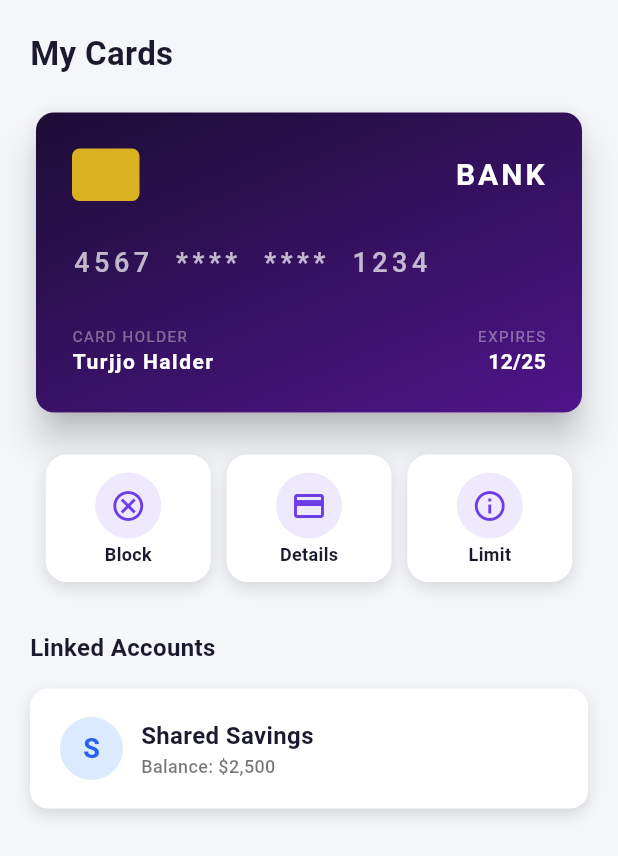
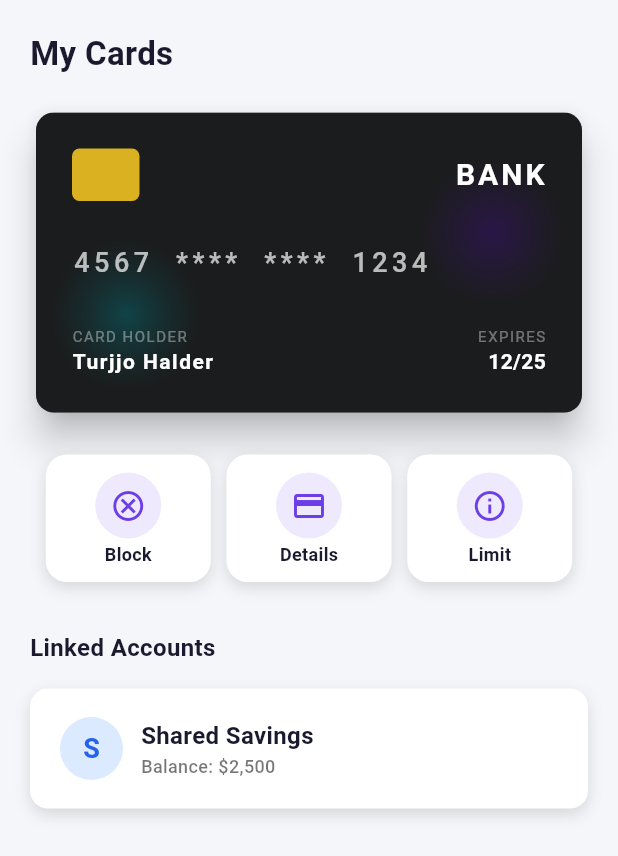
Before and after one commit to TurjjoHalder/assignment-two-flutter-ui-Turjjo_Halder-2222589, a Flutter app: the Cards screen opened directly, on a phone screen of 412 x 824 dp. Shown: the top 856 px of the screen. Run offline on Flutter 3.47's test engine with Material 3 defaults, Android fonts, the phone set to English and light mode, and no system bars.

Commit message:
Now the Bank Card looks similar to the referance design given in figma

```diff
--- a/lib/widgets/bank_card_widget.dart
+++ b/lib/widgets/bank_card_widget.dart
@@ -19,23 +19,63 @@ class BankCardWidget extends StatelessWidget {
   Widget build(BuildContext context) {
     return Card(
       shape: RoundedRectangleBorder(borderRadius: BorderRadius.circular(12)),
+
       elevation: 10,
       child: Container(
         width: double.infinity,
         height: 200,
         decoration: BoxDecoration(
           borderRadius: BorderRadius.circular(12),
-          gradient: const LinearGradient(
-            transform: GradientRotation(.68),
+          color: const Color.fromARGB(192, 35, 41, 43),
+        ),
+        child: Stack(
+          children: [
+            Positioned(
+              top: -20,
+              right: -40,
+              child: Container(
+                width: 200,
+                height: 200,
+                decoration: BoxDecoration(
+                  borderRadius: BorderRadiusDirectional.circular(50),
+                  gradient: RadialGradient(
                     colors: [
-              Color.fromARGB(255, 20, 12, 41),
-              Color.fromARGB(255, 86, 22, 150),
+                      const Color.fromARGB(221, 140, 68, 255),
+
+                      const Color.fromARGB(2, 137, 82, 224),
+                      const Color.fromARGB(1, 137, 82, 224),
                     ],
-            begin: Alignment.topLeft,
-            end: Alignment.bottomRight,
                   ),
                 ),
-        child: Padding(
+              ),
+            ),
+            Positioned(
+              bottom: -35,
+              left: -40,
+              child: Container(
+                width: 200,
+                height: 200,
+                decoration: BoxDecoration(
+                  borderRadius: BorderRadiusDirectional.circular(50),
+                  gradient: RadialGradient(
+                    colors: [
+                      const Color.fromARGB(221, 48, 238, 252),
+
+                      const Color.fromARGB(2, 64, 193, 202),
+                      const Color.fromARGB(1, 64, 193, 202),
+                    ],
+                  ),
+                ),
+              ),
+            ),
+            Container(
+              decoration: BoxDecoration(
+                borderRadius: BorderRadius.circular(12),
+                color: const Color.fromARGB(176, 0, 0, 0),
+              ),
+            ),
+
+            Padding(
               padding: const EdgeInsets.all(24),
               child: Column(
                 crossAxisAlignment: CrossAxisAlignment.start,
@@ -130,6 +170,8 @@ class BankCardWidget extends StatelessWidget {
                 ],
               ),
             ),
+          ],
+        ),
       ),
     );
   }
```
Also changed, not shown: 1 other file. Lines whose indentation alone changed are shown as unchanged.
